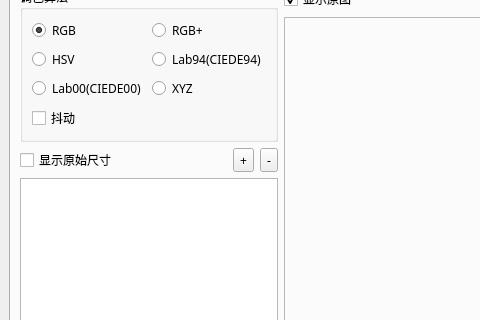
The window that VisualCraft/VCWind.ui (SlopeCraft/SlopeCraft) describes before a commit, drawn with Qt 5; both pictures show x 0 to 480 and y 83 to 403 of the 1057 by 512 pixel window.
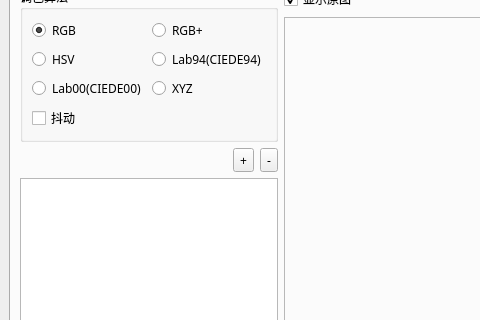
The same window after the commit. The open tabs and pages were chosen to show the change.

Commit message: Fix VCWind image preview

The edit to the form file:
```diff
--- a/VisualCraft/VCWind.ui
+++ b/VisualCraft/VCWind.ui
@@ -497,16 +497,6 @@
              <string/>
             </property>
             <property name="scaledContents">
-             <bool>true</bool>
-            </property>
-           </widget>
-          </item>
-          <item row="2" column="0">
-           <widget class="QCheckBox" name="cb_show_raw_size">
-            <property name="text">
-             <string>显示原始尺寸</string>
-            </property>
-            <property name="checked">
              <bool>false</bool>
             </property>
            </widget>
```
Left out of the diff: 4 changed lines with no effect on the pictures. The commit also changes 2 other files.
